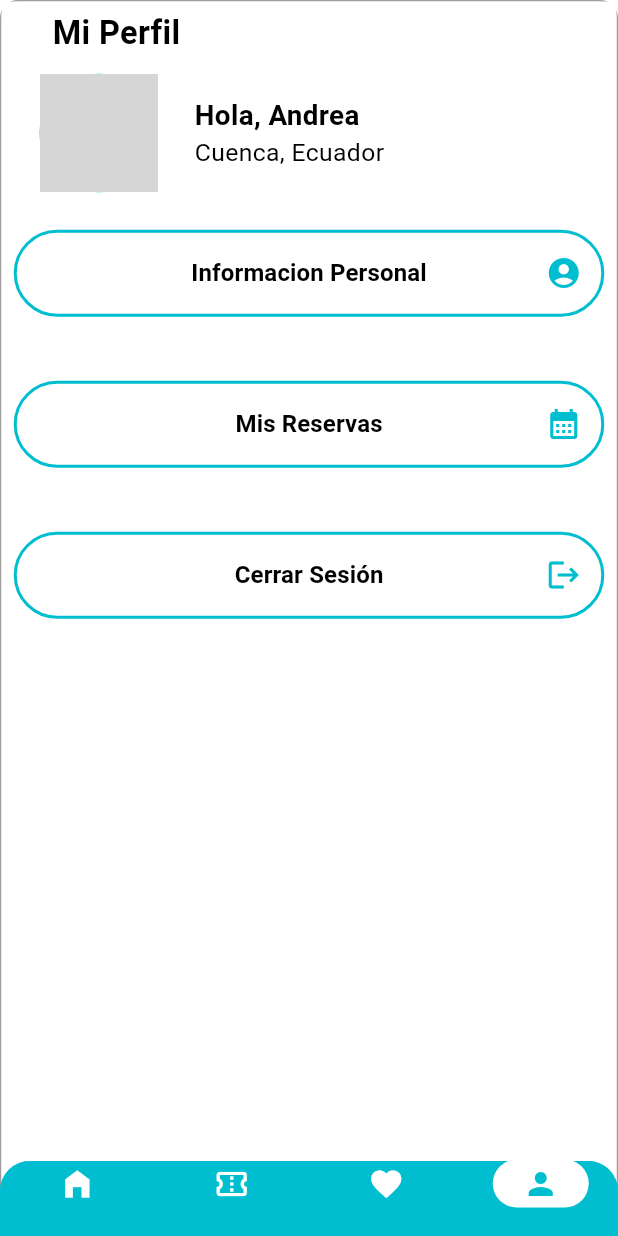
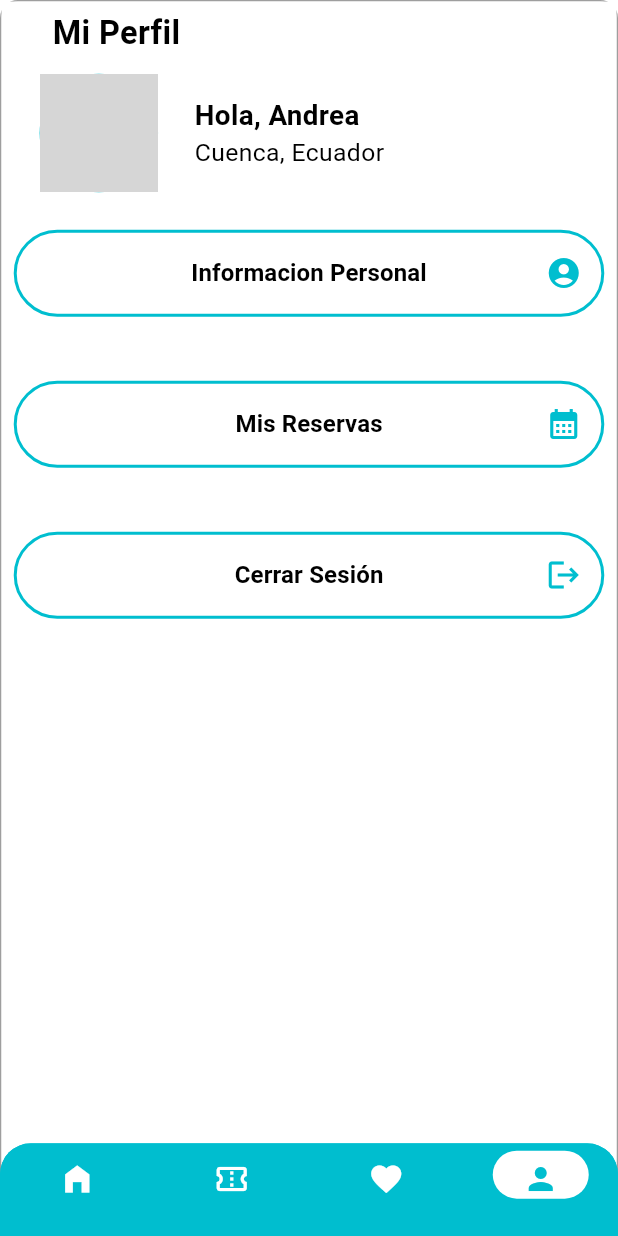
Before and after one commit to Anghy2003/Moon1, a Flutter app: the screen it shows after launch, item 4 of the bottom bar chosen, on a phone screen of 412 x 824 dp. Run offline on Flutter 3.47's test engine with Material 3 defaults, Android fonts, the light colour scheme and no system bars; our stand-ins replace firebase_core, go_router; accounts and stored records are empty; network calls fail; grey boxes are pictures that could not be loaded.

Commit message:
navigator solucionado

```diff
--- a/lib/home/menu_navegacion.dart
+++ b/lib/home/menu_navegacion.dart
@@ -1,11 +1,11 @@
 import 'package:flutter/material.dart';
 import 'package:go_router/go_router.dart';
+import 'package:moon_aplication/shared/app_theme.dart'; //  Importa AppTheme para obtener el scaleFactor
 import 'package:moon_aplication/home/botones/boton_home.dart';
 import 'package:moon_aplication/home/botones/boton_likes.dart';
 import 'package:moon_aplication/home/botones/boton_perfil.dart';
 import 'package:moon_aplication/home/botones/boton_reservar.dart';
 
-// Extensión para obtener la ubicación actual usando el routerDelegate
 extension RouterLocationExtension on BuildContext {
   String get currentRouterLocation {
     return GoRouter.of(this).routerDelegate.currentConfiguration.uri.toString();
@@ -21,65 +21,53 @@ class MenuNavegacion extends StatelessWidget {
     if (location == '/reservar') return 1;
     if (location == '/likes') return 2;
     if (location == '/perfil') return 3;
-    return 0; // Para '/home' o cualquier otro caso se queda en 0.
+    return 0;
   }
 
   @override
   Widget build(BuildContext context) {
-    // Detecta el padding inferior del dispositivo (por ejemplo, para dispositivos con gestos)
+    final double scaleFactor = AppTheme.scaleFactor(context); //  Obtiene el factor de escala dinámico
     final double bottomPadding = MediaQuery.of(context).padding.bottom;
 
     return Scaffold(
-      extendBody: true, // Permite que el contenido se extienda hasta el borde inferior.
-      body: child, // Aquí se mostrará la pantalla según la ruta interna.
-      // Se usa un SafeArea configurado para no incluir el padding inferior,
-      // y luego se desplaza la barra hacia arriba para compensar el espacio.
+      extendBody: true,
+      body: child,
       bottomNavigationBar: SafeArea(
         bottom: false,
         child: Transform.translate(
-          offset: Offset(0, -bottomPadding * 0.7), // Ajusta este multiplicador según convenga.
+          offset: Offset(0, -bottomPadding * 0.7),
           child: Container(
-            height: 50,
+            height: 60 * scaleFactor, //  Ajusta la altura dinámicamente
             decoration: BoxDecoration(
               color: Theme.of(context).navigationBarTheme.backgroundColor,
-              borderRadius: const BorderRadius.only(
-                topLeft: Radius.circular(20),
-                topRight: Radius.circular(20),
+              borderRadius: BorderRadius.only(
+                topLeft: Radius.circular(20 * scaleFactor), //  Escala el borde
+                topRight: Radius.circular(20 * scaleFactor),
               ),
             ),
             child: ClipRRect(
-              borderRadius: const BorderRadius.only(
-                topLeft: Radius.circular(20),
-                topRight: Radius.circular(20),
+              borderRadius: BorderRadius.only(
+                topLeft: Radius.circular(20 * scaleFactor),
+                topRight: Radius.circular(20 * scaleFactor),
               ),
               child: NavigationBar(
-                height: 50,
+                height: 60 * scaleFactor, //  Ajusta la altura dinámicamente
+                destinations: [
+                  _buildIcon(BotonHome.icono(), scaleFactor),
+                  _buildIcon(BotonReservar.icono(), scaleFactor),
+                  _buildIcon(BotonLikes.icono(), scaleFactor),
+                  _buildIcon(BotonPerfil.icono(), scaleFactor),
+                ],
                 onDestinationSelected: (int index) {
                   switch (index) {
-                    case 0:
-                      context.go('/home');
-                      break;
-                    case 1:
-                      context.go('/reservar');
-                      break;
-                    case 2:
-                      context.go('/likes');
-                      break;
-                    case 3:
-                      context.go('/perfil');
-                      break;
+                    case 0: context.go('/home'); break;
+                    case 1: context.go('/reservar'); break;
+                    case 2: context.go('/likes'); break;
+                    case 3: context.go('/perfil'); break;
                   }
                 },
-                indicatorColor: Theme.of(context)
-                    .navigationBarTheme
-                    .indicatorColor,
+                indicatorColor: Theme.of(context).navigationBarTheme.indicatorColor,
                 selectedIndex: _getCurrentIndex(context),
-                destinations: [
-                  BotonHome.icono(),
-                  BotonReservar.icono(),
-                  BotonLikes.icono(),
-                  BotonPerfil.icono(),
-                ],
               ),
             ),
           ),
@@ -87,4 +75,19 @@ class MenuNavegacion extends StatelessWidget {
       ),
     );
   }
+
+  ///  Escala los íconos según el tamaño del dispositivo
+  Widget _buildIcon(NavigationDestination icono, double scaleFactor) {
+    return NavigationDestination(
+      icon: Padding(
+        padding: EdgeInsets.only(top: 5 * scaleFactor), //  Escala el padding superior
+        child: icono.icon,
+      ),
+      selectedIcon: Padding(
+        padding: EdgeInsets.only(top: 5 * scaleFactor), //  También escala el ícono seleccionado
+        child: icono.selectedIcon,
+      ),
+      label: icono.label,
+    );
+  }
 }
```
